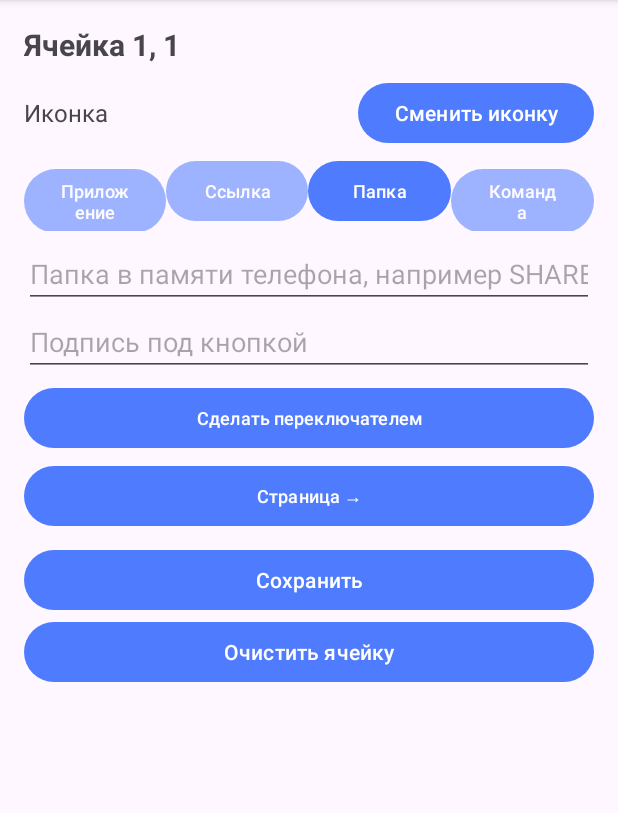
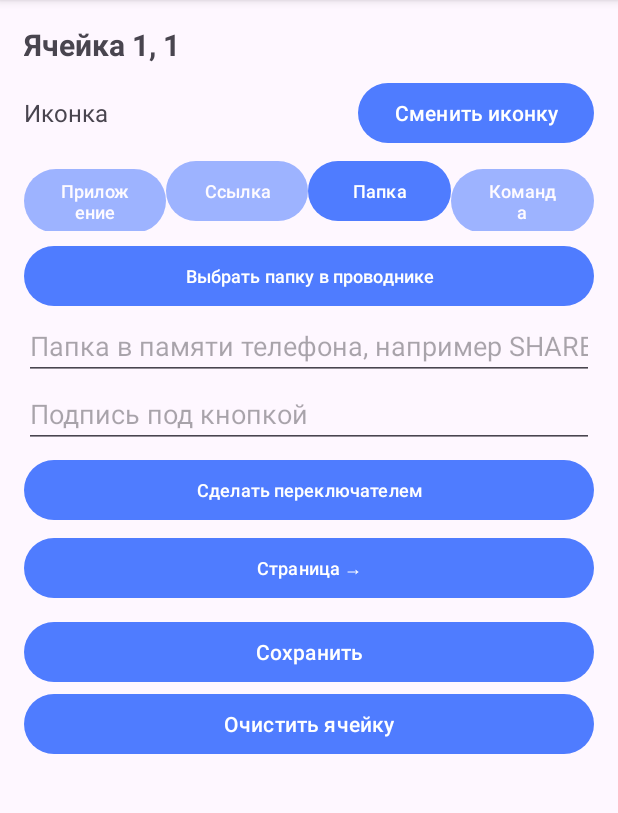
Before and after one commit to PavelChekalin/widgetcraft, an Android app: the CellEditorActivity screen opened directly, with no data from a screen before it, after a tap on "Папка", on a phone screen of 412 x 824 dp, the part 96-909 px from its top. Run offline under Robolectric (Android 15) with nearby library versions, the phone set to English and light mode, and no system bars; 3 other taps on this screen came first.

Commit message:
Выбор папки через системный проводник

```diff
--- a/app/src/main/res/layout/activity_cell_editor.xml
+++ b/app/src/main/res/layout/activity_cell_editor.xml
@@ -129,6 +129,13 @@
         android:orientation="vertical"
         android:visibility="gone">
 
+        <Button
+            android:id="@+id/btnPickFolder"
+            android:layout_width="match_parent"
+            android:layout_height="wrap_content"
+            android:text="@string/folder_pick"
+            android:textSize="12sp" />
+
         <EditText
             android:id="@+id/etFolderPath"
             android:layout_width="match_parent"
--- a/app/src/main/res/values/strings.xml
+++ b/app/src/main/res/values/strings.xml
@@ -87,4 +87,6 @@
     <string name="type_folder">Папка</string>
     <string name="folder_path">Папка в памяти телефона, например SHARE или Download/SHARE</string>
     <string name="folder_empty">Введи имя папки</string>
+    <string name="folder_pick">Выбрать папку в проводнике</string>
+    <string name="folder_picked">Папка: %1$s</string>
 </resources>
```
Also changed, not shown: app/src/main/java/com/pavel/widgetplus/CellEditorActivity.kt (+34 -3 lines), app/src/main/java/com/pavel/widgetplus/WidgetRenderer.kt (+20 -1 lines), 8 other files.
